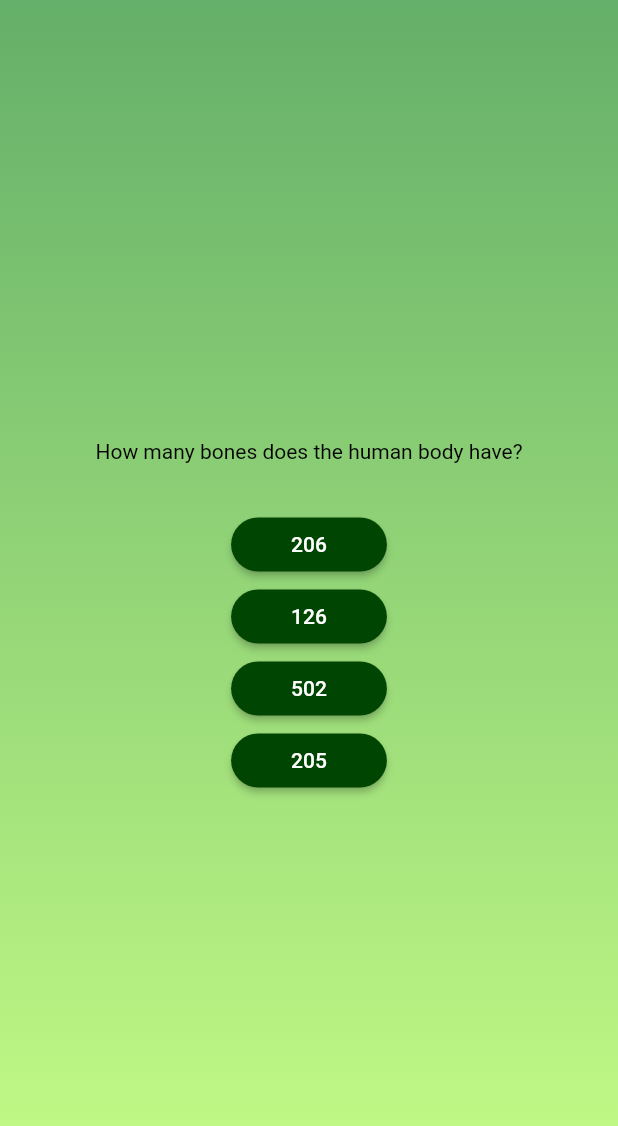
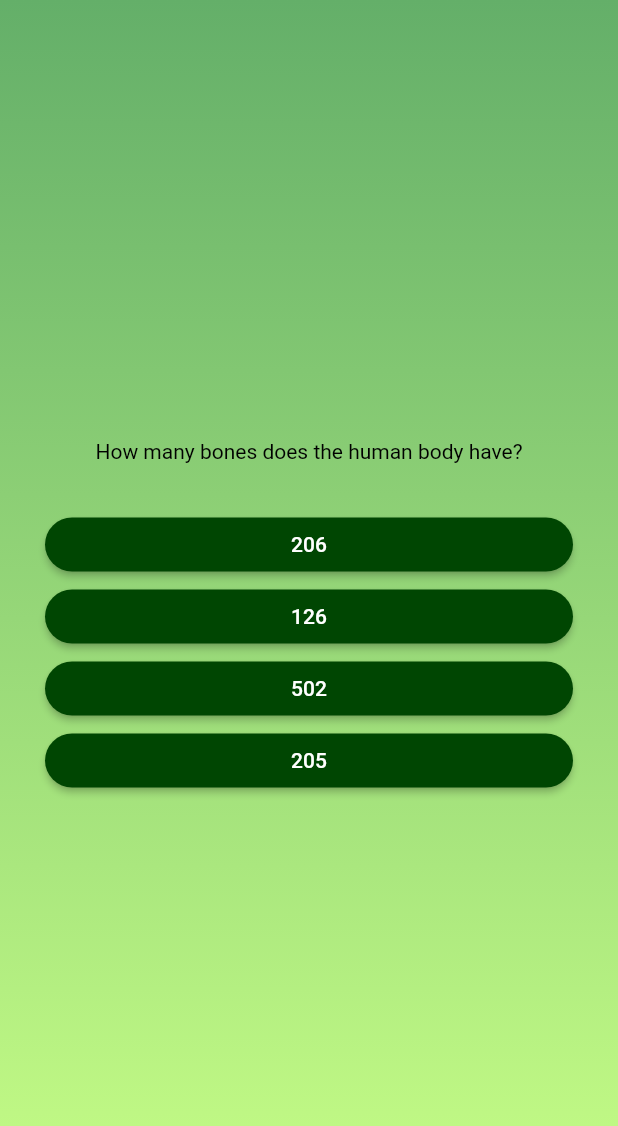
Before and after one commit to Chloe-R-Rowley/quiz_app, a Flutter app: the screen it shows after launch, after a tap on "Start Quiz", on a phone screen of 412 x 824 dp. Shown: the top 1126 px of the screen. Run offline on Flutter 3.47's test engine with Material 2 defaults, Android fonts, the phone set to English and light mode, and no system bars.

Commit message:
added alignment, margin and paading

```diff
--- a/lib/questions_screen.dart
+++ b/lib/questions_screen.dart
@@ -18,12 +18,16 @@ class _QuestionsScreen extends State<QuestionsScreen> {
     // TODO: implement build
     return SizedBox(
       width: double.infinity,
+      child: Container(
+        margin: const EdgeInsets.all(30),
         child: Column(
           mainAxisAlignment: MainAxisAlignment.center,
+          crossAxisAlignment: CrossAxisAlignment.stretch,
           children: [
             Text(
               currentQuestion.text,
               style: const TextStyle(color: Colors.black),
+              textAlign: TextAlign.center,
             ),
             const SizedBox(height: 30),
             ...currentQuestion.answers.map(
@@ -49,6 +53,7 @@ class _QuestionsScreen extends State<QuestionsScreen> {
             // ),
           ],
         ),
+      ),
     );
   }
 }
```
Lines whose indentation alone changed are shown as unchanged.
